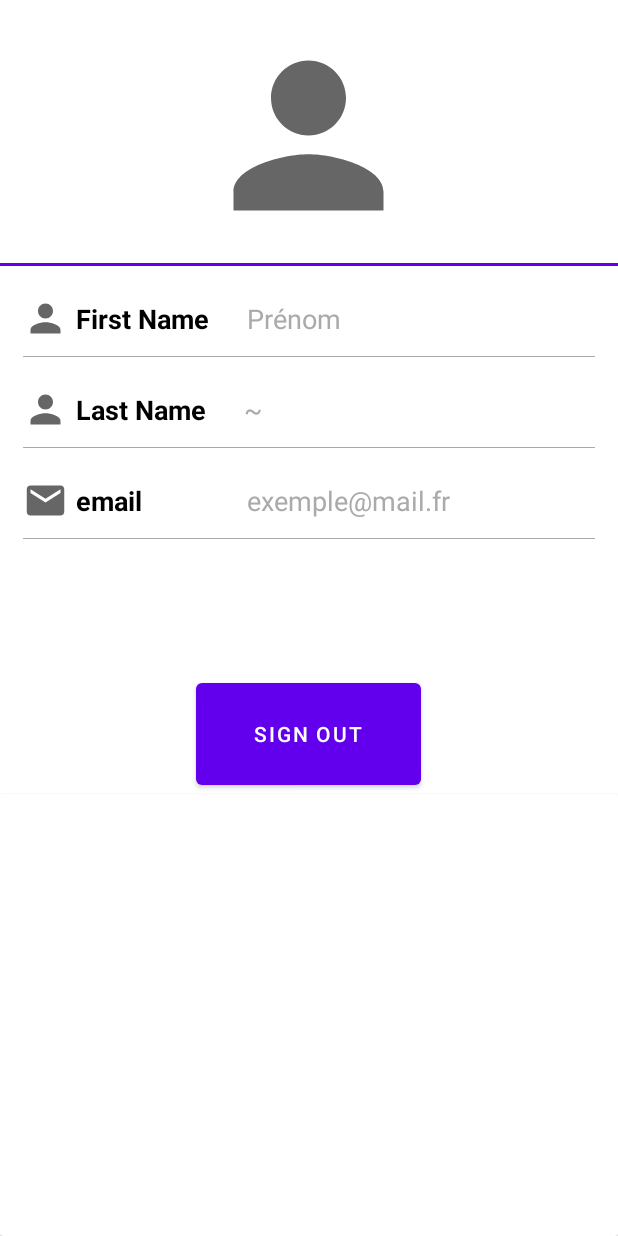
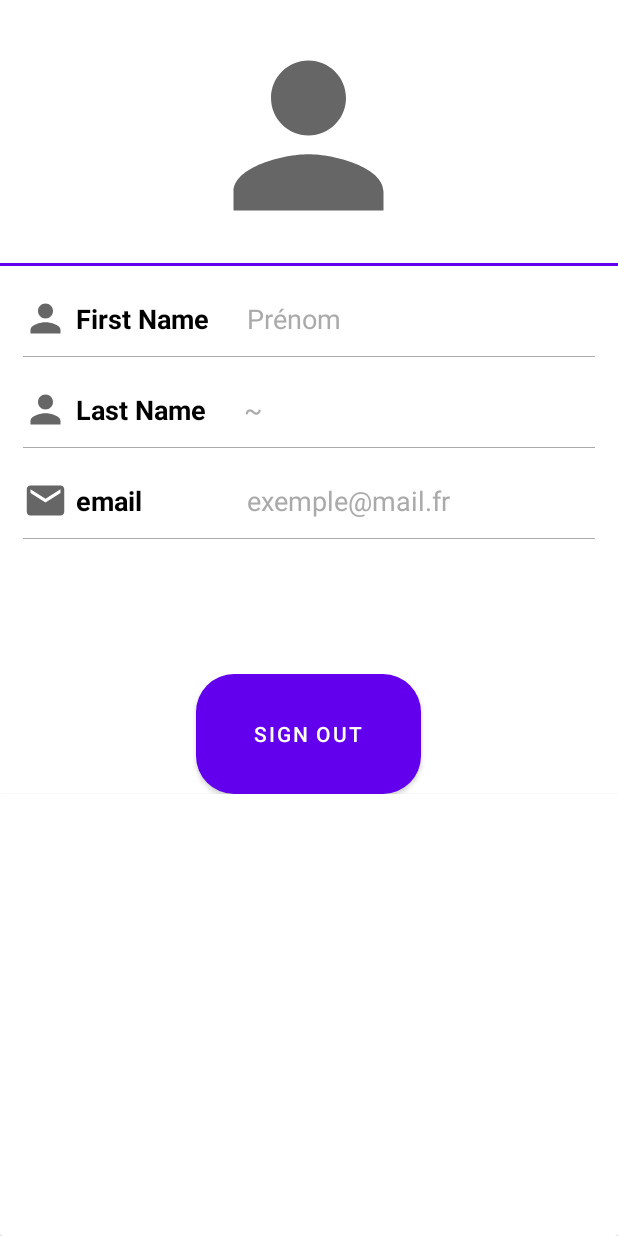
Before and after one commit to gragbar18/winderz, an Android app: the layout fragment_profile.xml on its own in the app's theme, with its tools: preview values and no code run, on a phone screen of 412 x 824 dp. Run offline under Robolectric (Android 15) with nearby library versions, the phone set to English and light mode, and no system bars.

Commit message:
rectification des erreures

```diff
--- a/app/build.gradle
+++ b/app/build.gradle
@@ -62,4 +62,7 @@ dependencies {
     //photo de profile
     implementation 'de.hdodenhof:circleimageview:3.1.0'
     implementation 'com.github.bumptech.glide:glide:4.12.0'
+
+    //map
+    implementation 'com.google.android.gms:play-services-maps:8.4.0'
 }
--- a/app/src/main/java/com/via/android/winderzproject/ui/AddSession.java
+++ b/app/src/main/java/com/via/android/winderzproject/ui/AddSession.java
@@ -44,10 +44,10 @@ public class AddSession extends AppCompatActivity implements AdapterView.OnItemS
     String windOrientation;
     String waveSize;
     String waveFrequency;
+    String date;
+    String time;
     Boolean favorite;
-    String date;
     String hour;
-    String time;
 
     Button cancelButton;
     Button addButton;
@@ -69,6 +69,7 @@ public class AddSession extends AppCompatActivity implements AdapterView.OnItemS
         favoriteSwitch = findViewById(R.id.Favorite_switch);
         timeEdit = findViewById(R.id.timeEdit);
 
+
         //add part
         addButton.setOnClickListener(view -> {
             title = titleEdit.getText().toString();
@@ -87,6 +88,7 @@ public class AddSession extends AppCompatActivity implements AdapterView.OnItemS
 
             if(title != null){
                 addSessionViewModel.addSession(new Session(title, description, windSpeed, windOrientation, waveSize, waveFrequency, favorite,date, hour, time));
+            time = timeformatter.format(now);
             }
             finish();
         });
--- a/app/src/main/java/com/via/android/winderzproject/ui/AddSessionFragment.java
+++ b/app/src/main/java/com/via/android/winderzproject/ui/AddSessionFragment.java
@@ -10,6 +10,7 @@ import android.widget.Button;
 import android.widget.EditText;
 import android.widget.Spinner;
 import android.widget.Switch;
+import android.widget.Toast;
 
 import androidx.annotation.NonNull;
 import androidx.annotation.Nullable;
@@ -25,6 +26,7 @@ import java.text.DateFormat;
 import java.util.Date;
 
 public class AddSessionFragment extends Fragment {
+
     AddSessionViewModel addSessionViewModel;
     NavController navController;
 
@@ -49,6 +51,7 @@ public class AddSessionFragment extends Fragment {
     String date;
     String hour;
     String time;
+
 
     @Override
     public void onCreate(@Nullable Bundle savedInstanceState) {
@@ -83,6 +86,8 @@ public class AddSessionFragment extends Fragment {
         waveFrequencyEdit = view.findViewById(R.id.WaveFrequencyEdit);
         favoriteSwitch = view.findViewById(R.id.Favorite_switch);
         timeEdit = view.findViewById(R.id.timeEdit);
+
+
 
 
         //add part
--- a/app/src/main/java/com/via/android/winderzproject/ui/SessionAdapter.java
+++ b/app/src/main/java/com/via/android/winderzproject/ui/SessionAdapter.java
@@ -45,6 +45,7 @@ public class SessionAdapter extends RecyclerView.Adapter<SessionAdapter.ViewHold
         viewHolder.waveSize.setText(mSessions.get(position).getWaveSize());
         viewHolder.waveFrequency.setText(mSessions.get(position).getWaveFrequency());
 
+
     }
 
     @Override
@@ -73,6 +74,7 @@ public class SessionAdapter extends RecyclerView.Adapter<SessionAdapter.ViewHold
             time=itemView.findViewById(R.id.session_time);
             waveSize=itemView.findViewById(R.id.session_waveSize);
             waveFrequency=itemView.findViewById(R.id.session_waveFrequency);
+
         }
 
         @Override
--- /dev/null
+++ b/app/src/main/res/drawable/button.xml
@@ -0,0 +1,8 @@
+<?xml version="1.0" encoding="utf-8"?>
+<shape xmlns:android="http://schemas.android.com/apk/res/android"
+    android:shape="rectangle">
+
+    <corners android:radius="25dp"/>
+    <solid android:color="@color/colorAccent" />
+
+</shape>
--- a/app/src/main/res/layout/activity_main.xml
+++ b/app/src/main/res/layout/activity_main.xml
@@ -65,7 +65,8 @@
         app:layout_constraintEnd_toEndOf="parent"
         app:layout_constraintStart_toStartOf="parent"
         app:layout_constraintTop_toTopOf="parent"
-        app:navGraph="@navigation/nav_graph" />
+        app:navGraph="@navigation/nav_graph"
+        />
 
 
 </androidx.constraintlayout.widget.ConstraintLayout>
--- a/app/src/main/res/layout/fragment_profile.xml
+++ b/app/src/main/res/layout/fragment_profile.xml
@@ -147,7 +147,11 @@
             android:id="@+id/signOutButton"
             android:layout_width="150dp"
             android:layout_height="80dp"
-            android:text="@string/sign_out"/>
+            android:text="@string/sign_out"
+            android:background="@drawable/button"
+            android:backgroundTint="@color/black"
+
+            />
 
 
     </LinearLayout>
--- a/app/src/main/res/layout/session_list_item.xml
+++ b/app/src/main/res/layout/session_list_item.xml
@@ -12,7 +12,6 @@
         android:layout_height="match_parent"
         app:cardCornerRadius="10dp"
         android:backgroundTint="#FFFFFF"
-        android:outlineAmbientShadowColor="@color/black"
         app:cardElevation="10dp"
         android:layout_margin="20dp"
         >
@@ -61,7 +60,6 @@
 
                 android:gravity="bottom"/>
         </LinearLayout>
-
             <LinearLayout
                 android:layout_width="match_parent"
                 android:layout_height="0dp"
--- a/app/src/main/res/menu/bottom_menu.xml
+++ b/app/src/main/res/menu/bottom_menu.xml
@@ -14,7 +14,7 @@
         android:icon="@drawable/map"/>
     <item
         android:id="@+id/addSession"
-        android:title="@string/add_session"
+        android:title=" "
         app:showAsAction="ifRoom"/>
     <item
         android:id="@+id/favoriteFragment"
--- a/app/src/main/res/values/strings.xml
+++ b/app/src/main/res/values/strings.xml
@@ -26,6 +26,8 @@
     <string name="fav">favorite : </string>
     <string name="time">Time :</string>
     <string name="in_minutes">in minutes</string>
+    <string name="button">Button</string>
+    <string name="log_in">Log in</string>
 
 
     <string-array name="windOrientation">
```
Also changed, not shown: app/src/main/java/com/via/android/winderzproject/data/Session.java (+8 -12 lines), app/src/main/java/com/via/android/winderzproject/ui/HomeFragment.java (+10 -1 lines), app/src/main/res/layout/activity_login.xml (+4 -3 lines).
